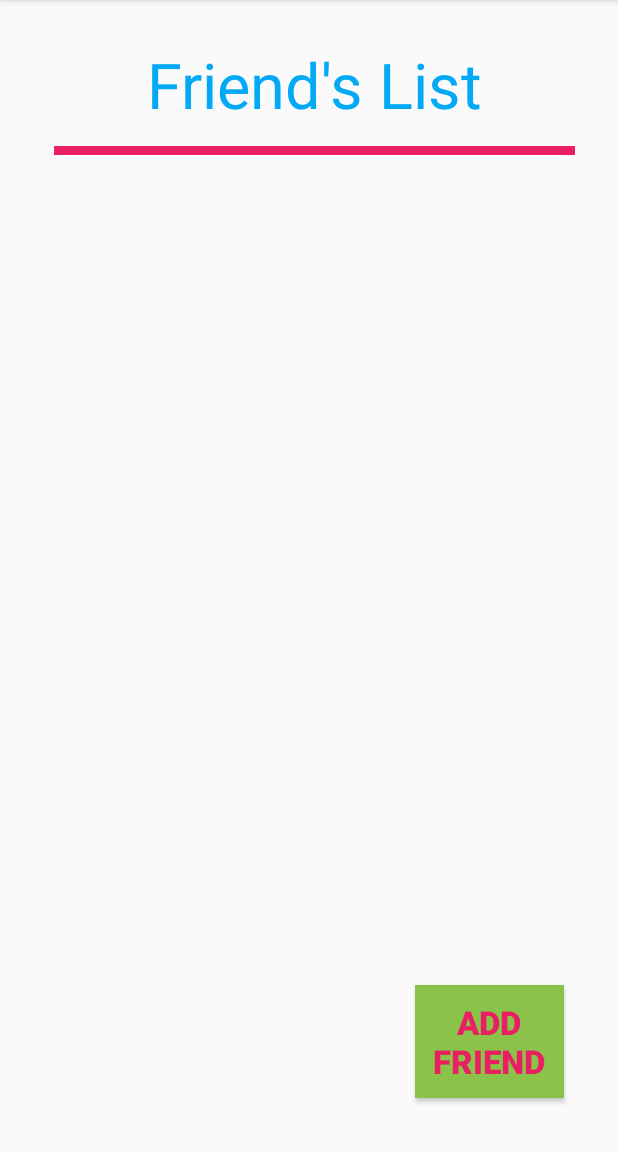
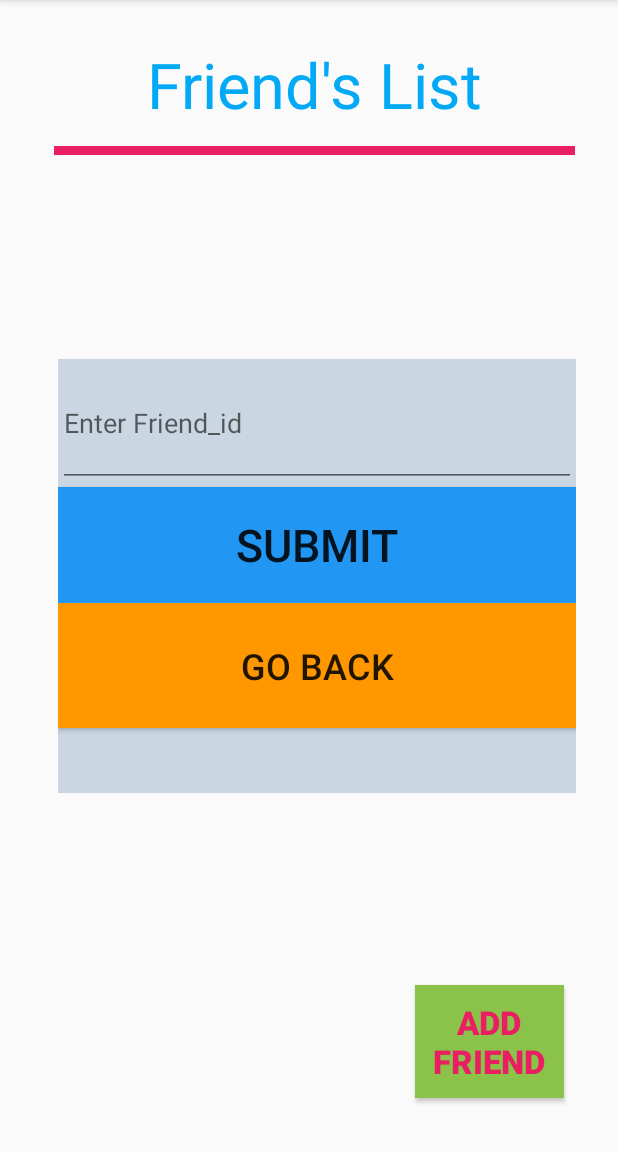
Before and after one commit to shubamuzumaki/DakiApp_Client, an Android app: the HomePage screen opened directly, with no data from a screen before it, after a tap on "ADD FRIEND", on a phone screen of 412 x 824 dp, the part 84-1236 px from its top. Run offline under Robolectric (Android 15) with nearby library versions, the phone set to English and light mode, and no system bars.

```diff
--- a/app/src/main/java/com/example/chatapp_01/CommunicationFlags.java
+++ b/app/src/main/java/com/example/chatapp_01/CommunicationFlags.java
@@ -16,4 +16,7 @@ public interface CommunicationFlags
     int ERR_INVALID_ARGUMENTS = 9;
     int GET_FRIEND_LIST = 10;
     int FRIEND_LIST = 11;
+    int ADD_FRIEND_REQUEST = 12;
+    int ADD_FRIEND_RESPONSE_SUCCESSFULL = 13;
+    int ADD_FRIEND_RESPONSE_FAILED = 14;
 }
--- a/app/src/main/java/com/example/chatapp_01/HomePage.java
+++ b/app/src/main/java/com/example/chatapp_01/HomePage.java
@@ -6,12 +6,12 @@ import android.content.Intent;
 import android.os.Bundle;
 import android.view.View;
 import android.widget.ArrayAdapter;
+import android.widget.EditText;
+import android.widget.LinearLayout;
 import android.widget.ListView;
 import android.widget.TextView;
+import android.widget.Toast;
 
-import org.w3c.dom.Text;
-
-import java.lang.reflect.Array;
 import java.util.ArrayList;
 import java.util.Arrays;
 
@@ -21,7 +21,11 @@ public class HomePage extends AppCompatActivity implements Networkable
     String userObjId;
     ListView contactListView;
     TextView noFriendPopUpTextView;
+    LinearLayout addFriendLl;
+    TextView invalidfreindIdTv;
+    EditText friendIdEt;
     ArrayAdapter<String> contactListAdapter;
+    ArrayList<String> contacts;
 
     @Override
     public void networkResponse(String response)
@@ -30,12 +34,13 @@ public class HomePage extends AppCompatActivity implements Networkable
         int flag = ResponseProcessor.getResponseHeader(response);
         switch (flag)
         {
+//            -------------------------------------------------------------
             case CommunicationFlags.FRIEND_LIST:
                 String[] friendList = ResponseProcessor.getFriendList(response);
                 if(friendList != null)
                 {
                     noFriendPopUpTextView.setText("");
-                    ArrayList<String> contacts = new ArrayList<>(Arrays.asList(friendList));
+                    contacts = new ArrayList<>(Arrays.asList(friendList));
                     contactListAdapter = new ArrayAdapter<String>(this,android.R.layout.simple_list_item_1,contacts);
                     contactListView.setAdapter(contactListAdapter);
                 }
@@ -44,6 +49,18 @@ public class HomePage extends AppCompatActivity implements Networkable
                     noFriendPopUpTextView.setText("No Friends!!!\n Click AddFriend to Connect to Your Friends Today");
                 }
                 break;
+//            -------------------------------------------------------------
+            case CommunicationFlags.ADD_FRIEND_RESPONSE_SUCCESSFULL:
+                System.out.println("Friend Added Successfully");
+                contactListAdapter.add(ResponseProcessor.getFriendId(response));
+                Toast.makeText(this,"Friend Added Successfully",Toast.LENGTH_SHORT).show();
+                break;
+//            -------------------------------------------------------------
+            case CommunicationFlags.ADD_FRIEND_RESPONSE_FAILED:
+                invalidfreindIdTv.setVisibility(View.VISIBLE);
+                invalidfreindIdTv.setText("Please Enter a Valid Friend's Id");
+                break;
+//            -------------------------------------------------------------
             default:
                 System.out.println("invalid response in Homepage: " + response);
                 break;
@@ -53,6 +70,31 @@ public class HomePage extends AppCompatActivity implements Networkable
     public void onClickAddFriend(View view)
     {
         System.out.println("Wants To add a Friend");
+        addFriendLl.setVisibility(View.VISIBLE);
+        invalidfreindIdTv.setVisibility(View.GONE);
+
+    }
+
+    public void onClickSubmitFriendId(View view)
+    {
+        invalidfreindIdTv.setVisibility(View.GONE);
+        String friendId = friendIdEt.getText().toString();
+        if(friendId.isEmpty())
+        {
+            invalidfreindIdTv.setVisibility(View.VISIBLE);
+            invalidfreindIdTv.setText("Id can't be empty.Choose a Valid Id");
+            return;
+        }
+
+        String addFriendRequest = RequestGenerator.getAddFriendRequest(userObjId,friendId);
+        new NetTask(this).execute(addFriendRequest);
+        System.out.println("Submitted Friend id: " + friendId);
+    }
+
+    public void onClickGoBack(View view)
+    {
+        System.out.println("Wants To Go Back");
+        addFriendLl.setVisibility(View.GONE);
     }
 
     @Override
@@ -61,15 +103,24 @@ public class HomePage extends AppCompatActivity implements Networkable
         super.onCreate(savedInstanceState);
         setContentView(R.layout.activity_home_page);
 
+        //cache
         contactListView = findViewById(R.id.contactListView);
         noFriendPopUpTextView = findViewById(R.id.noFreindPopUpTextView);
+        addFriendLl = findViewById(R.id.addFriendLl);
+        invalidfreindIdTv = findViewById(R.id.invlaidFreindIdTv);
+        friendIdEt = findViewById(R.id.friendIdEt);
 
+        //init
+        addFriendLl.setVisibility(View.GONE);
+        invalidfreindIdTv.setVisibility(View.GONE);
+
+        //intent
         Intent intent = getIntent();
         username = (String)intent.getSerializableExtra("USERNAME");
         userObjId = (String)intent.getSerializableExtra("USER_OBJ_ID");
 
-
-        String getFriendListRequest  = Integer.toString(CommunicationFlags.GET_FRIEND_LIST) + CommunicationFlags.SEPARATOR_1 +userObjId;
+        //make request
+        String getFriendListRequest  = RequestGenerator.getFriendListRequest(userObjId);
         new NetTask(this).execute(getFriendListRequest);
 
 //        testFunction();
--- a/app/src/main/java/com/example/chatapp_01/MainActivity.java
+++ b/app/src/main/java/com/example/chatapp_01/MainActivity.java
@@ -79,16 +79,15 @@ public class MainActivity extends AppCompatActivity implements Networkable
         String netRequest = "";
         if(button.getId() == R.id.loginButton)
         {
-            netRequest += CommunicationFlags.LOGIN + CommunicationFlags.SEPARATOR_1;
+            netRequest = RequestGenerator.getLoginRequest(username,password);
             Toast.makeText(this,"Logging you in...",Toast.LENGTH_SHORT).show();
         }
         else if(button.getId() == R.id.signupButton)
         {
-            netRequest += CommunicationFlags.SIGN_UP + CommunicationFlags.SEPARATOR_1;
+            netRequest = RequestGenerator.getSignUpRequest(username,password);
             Toast.makeText(this,"Signing Up...",Toast.LENGTH_SHORT).show();
         }
 
-        netRequest += username + CommunicationFlags.SEPARATOR_2 + password;
         new NetTask(this).execute(netRequest);
     }//onClickAuthenticate
 
--- a/app/src/main/java/com/example/chatapp_01/NetworkInfo.java
+++ b/app/src/main/java/com/example/chatapp_01/NetworkInfo.java
@@ -2,7 +2,7 @@ package com.example.chatapp_01;
 
 public interface NetworkInfo
 {
-    String SERVER_IP = "2405:204:969e:5107:58a4:5866:bae7:fb5d";
-//    String SERVER_IP = "192.168.217.6";
+//    String SERVER_IP = "2405:204:969e:5107:58a4:5866:bae7:fb5d";
+    String SERVER_IP = "192.168.217.6";
     int SERVER_PORT = 9887;
 }
--- a/app/src/main/res/layout/activity_home_page.xml
+++ b/app/src/main/res/layout/activity_home_page.xml
@@ -7,7 +7,7 @@
     tools:context=".HomePage">
 
     <LinearLayout
-        android:id="@+id/linearLayout3"
+        android:id="@+id/friendListLinearLayout"
         android:layout_width="347dp"
         android:layout_height="wrap_content"
         android:layout_marginStart="8dp"
@@ -15,6 +15,7 @@
         android:layout_marginEnd="8dp"
         android:layout_marginBottom="8dp"
         android:orientation="vertical"
+        android:visibility="visible"
         app:layout_constraintBottom_toBottomOf="parent"
         app:layout_constraintEnd_toEndOf="parent"
         app:layout_constraintHorizontal_bias="0.571"
@@ -55,7 +56,7 @@
     </LinearLayout>
 
     <Button
-        android:id="@+id/addFriendButton"
+        android:id="@+id/addFriendB"
         style="@style/Widget.AppCompat.Button"
         android:layout_width="99dp"
         android:layout_height="75dp"
@@ -70,4 +71,54 @@
         app:layout_constraintBottom_toBottomOf="parent"
         app:layout_constraintEnd_toEndOf="parent" />
 
+    <LinearLayout
+        android:id="@+id/addFriendLl"
+        android:layout_width="345dp"
+        android:layout_height="289dp"
+        android:background="#CAD7E2"
+        android:orientation="vertical"
+        app:layout_constraintBottom_toBottomOf="parent"
+        app:layout_constraintEnd_toEndOf="parent"
+        app:layout_constraintHorizontal_bias="0.582"
+        app:layout_constraintStart_toStartOf="parent"
+        app:layout_constraintTop_toTopOf="parent"
+        tools:visibility="visible">
+
+        <EditText
+            android:id="@+id/friendIdEt"
+            android:layout_width="match_parent"
+            android:layout_height="85dp"
+            android:ems="10"
+            android:gravity="center_vertical"
+            android:hint="Enter Friend_id"
+            android:inputType="textPersonName" />
+
+        <TextView
+            android:id="@+id/invlaidFreindIdTv"
+            android:layout_width="match_parent"
+            android:layout_height="32dp"
+            android:textColor="#F44336"
+            android:textSize="16sp"
+            android:visibility="visible" />
+
+        <Button
+            android:id="@+id/submitFriendIdB"
+            android:layout_width="match_parent"
+            android:layout_height="77dp"
+            android:background="#2196F3"
+            android:onClick="onClickSubmitFriendId"
+            android:text="Submit"
+            android:textSize="30sp" />
+
+        <Button
+            android:id="@+id/goBackB"
+            android:layout_width="match_parent"
+            android:layout_height="83dp"
+            android:background="#FF9800"
+            android:onClick="onClickGoBack"
+            android:text="Go Back"
+            android:textSize="24sp" />
+
+    </LinearLayout>
+
 </androidx.constraintlayout.widget.ConstraintLayout>
```
Also changed, not shown: app/src/main/java/com/example/chatapp_01/RequestGenerator.java (added, +49 -0 lines), app/src/main/java/com/example/chatapp_01/ResponseProcessor.java (+13 -0 lines).
